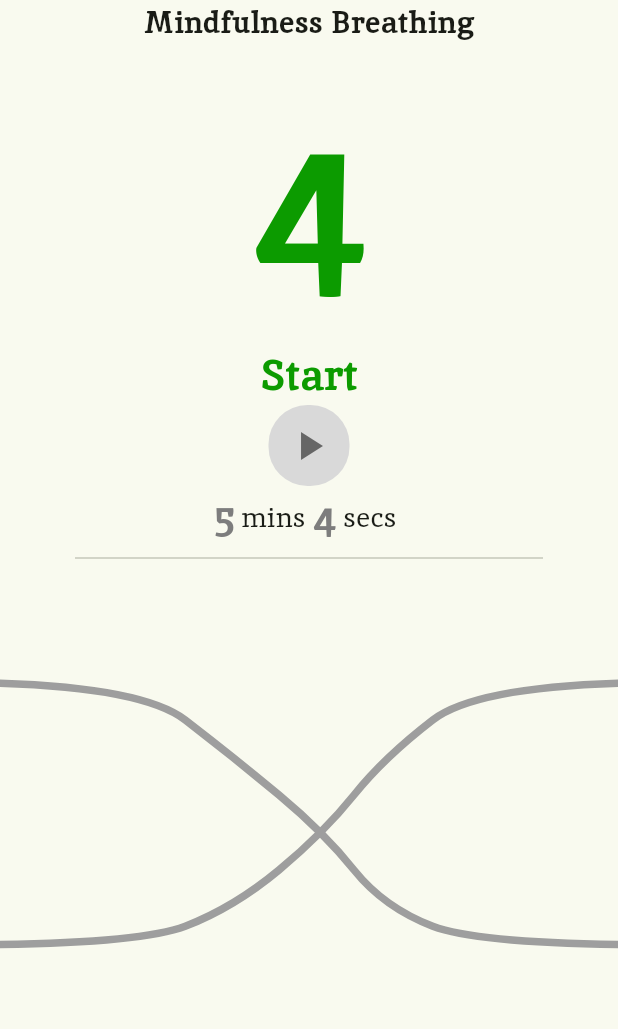
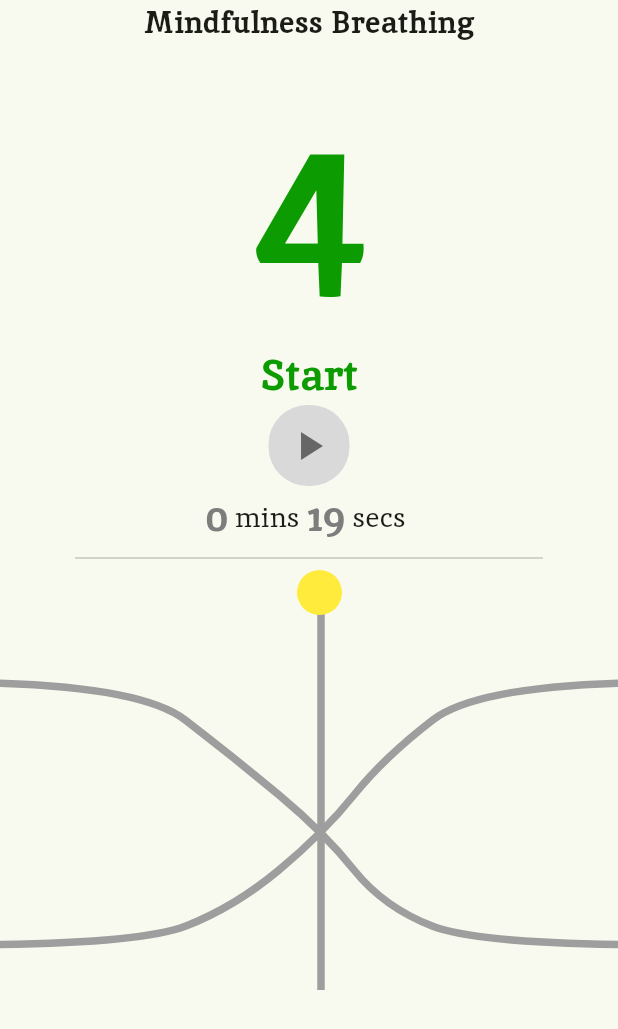
Before and after one commit to saipy10/ADHD_App, a Flutter app: the screen it shows after launch, on a phone screen of 412 x 824 dp. Shown: the top 1029 px of the screen. Run offline on Flutter 3.47's test engine with Material 3 defaults, Android fonts, the phone set to English and light mode, and no system bars.

Commit message:
Added Stress Diagram Features

```diff
--- a/lib/main.dart
+++ b/lib/main.dart
@@ -1,4 +1,5 @@
 import 'package:adhd_app/pages/main_page/main_page.dart';
+import 'package:adhd_app/pages/onboarding_page.dart';
 import 'package:flutter/material.dart';
 
 void main() {
@@ -15,7 +16,7 @@ class MyApp extends StatelessWidget {
         fontFamily: 'Inika',
         colorScheme: ColorScheme.fromSeed(seedColor: Colors.lightGreen),
       ),
-      home: const MainPage(),
+      home: MainPage(),
     );
   }
 }
--- a/lib/pages/main_page/main_page.dart
+++ b/lib/pages/main_page/main_page.dart
@@ -1,5 +1,4 @@
 import 'dart:async';
-
 import 'package:adhd_app/pages/main_page/stress_diagram.dart';
 import 'package:flutter/material.dart';
 
@@ -13,9 +12,10 @@ class MainPage extends StatefulWidget {
 class _MainPageState extends State<MainPage> {
   Timer? timer;
   bool playOrPause = false;
-  int breatheTime = 4, exerciseTimeMin = 5, exerciseTimeSec = 04;
+  int breatheTime = 4, exerciseTimeMin = 0, exerciseTimeSec = 19;
   int phase = 0;
   String message = "Start";
+  double currentPosi = 0, factor = 165 / 19;
 
   void messageToShow() {
     switch (phase) {
@@ -58,6 +58,9 @@ class _MainPageState extends State<MainPage> {
         setState(() {
           exerciseTimeSec--;
           messageToShow();
+          if (exerciseTimeSec > 0 || exerciseTimeMin > 0) {
+            currentPosi = currentPosi + factor;
+          }
         });
       } else if (exerciseTimeMin == 0 && exerciseTimeSec == 0) {
         setState(() => message = "Well Done!");
@@ -66,6 +69,9 @@ class _MainPageState extends State<MainPage> {
           exerciseTimeMin--;
           exerciseTimeSec = 59;
           messageToShow();
+          if (exerciseTimeSec > 0 || exerciseTimeMin > 0) {
+            currentPosi = currentPosi + factor;
+          }
         });
       }
     });
@@ -77,6 +83,24 @@ class _MainPageState extends State<MainPage> {
 
   @override
   Widget build(BuildContext context) {
+    bool cond = (exerciseTimeMin == 0 && exerciseTimeSec == 0);
+    Widget stressBallLocator() {
+      return SizedBox(
+        height: 190,
+        width: 100,
+        child: Stack(children: [
+          Positioned(
+            top: currentPosi,
+            left: 42,
+            child: CircleAvatar(
+              radius: 15,
+              backgroundColor: cond ? Colors.green : Colors.yellow,
+            ),
+          ),
+        ]),
+      );
+    }
+
     return Scaffold(
       body: Container(
         child: Column(
@@ -186,6 +210,7 @@ class _MainPageState extends State<MainPage> {
 
             // Stress diagram
             StressDiagram(),
+            stressBallLocator(),
           ],
         ),
       ),
--- a/lib/pages/main_page/stress_diagram.dart
+++ b/lib/pages/main_page/stress_diagram.dart
@@ -108,8 +108,8 @@ class CurveCustomPainter extends CustomPainter {
     canvas.drawPath(path2, paint..color = Colors.grey);
 
     // Draw a vertical line and yellow circle
-    // canvas.drawLine(const Offset(250, 10), const Offset(250, 280),
-    //     paint..color = Colors.grey);
+    canvas.drawLine(
+        const Offset(8, 10), const Offset(8, 280), paint..color = Colors.grey);
     // canvas.drawCircle(const Offset(250, 25), 15, paint3);
   }
 
```
